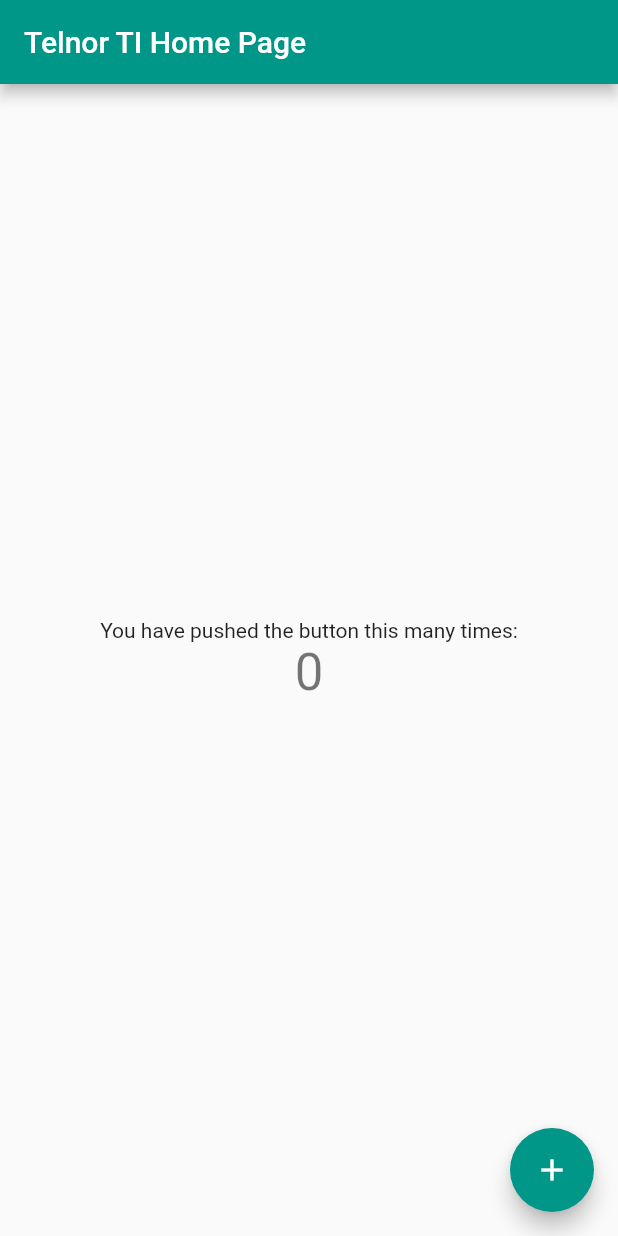
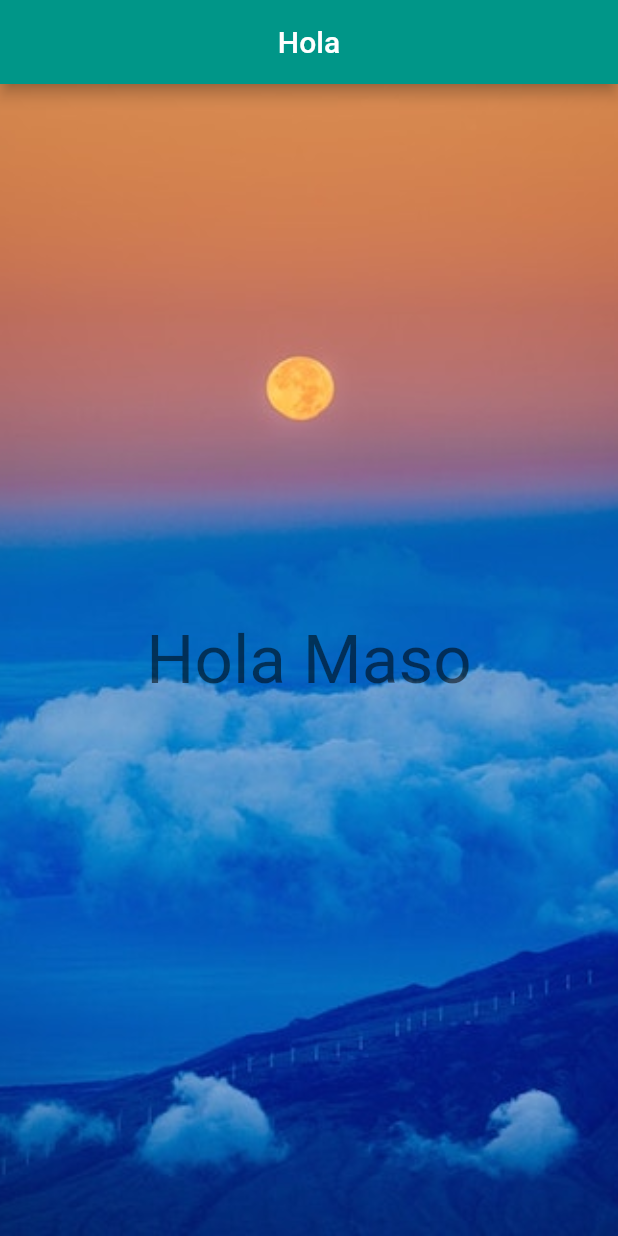
Before and after one commit to elmaso/hello_ti, a Flutter app: the screen it shows after launch, on a phone screen of 412 x 824 dp. Run offline on Flutter 3.47's test engine with Material 2 defaults, Android fonts, the phone set to English and light mode, and no system bars.

Commit message:
Quitamos MyHome por Home en su propia carpeta

```diff
--- a/lib/main.dart
+++ b/lib/main.dart
@@ -1,5 +1,6 @@
 import 'package:flutter/material.dart';
 import 'package:hello_ti/constants.dart';
+import 'package:hello_ti/screens/home/home.dart';
 
 void main() {
   runApp(MyApp());
@@ -15,57 +16,7 @@ class MyApp extends StatelessWidget {
         primarySwatch: kPrimaryColor,
         visualDensity: VisualDensity.adaptivePlatformDensity,
       ),
-      //TODO Separa nuestro home en su propia clase dentro de Screns
-      home: MyHomePage(title: 'Telnor TI Home Page'),
+      home: Home(),
     );
   }
 }
-
-//TODO Cambiar la clase inicial en un Statless widgets que tenga
-// Una imagen y un Texto
-class MyHomePage extends StatefulWidget {
-  MyHomePage({Key key, this.title}) : super(key: key);
-
-  final String title;
-
-  @override
-  _MyHomePageState createState() => _MyHomePageState();
-}
-
-class _MyHomePageState extends State<MyHomePage> {
-  int _counter = 0;
-
-  void _incrementCounter() {
-    setState(() {
-      _counter++;
-    });
-  }
-
-  @override
-  Widget build(BuildContext context) {
-    return Scaffold(
-      appBar: AppBar(
-        title: Text(widget.title),
-      ),
-      body: Center(
-        child: Column(
-          mainAxisAlignment: MainAxisAlignment.center,
-          children: <Widget>[
-            Text(
-              'You have pushed the button this many times:',
-            ),
-            Text(
-              '$_counter',
-              style: Theme.of(context).textTheme.headline4,
-            ),
-          ],
-        ),
-      ),
-      floatingActionButton: FloatingActionButton(
-        onPressed: _incrementCounter,
-        tooltip: 'Increment',
-        child: Icon(Icons.add),
-      ),
-    );
-  }
-}
--- /dev/null
+++ b/lib/screens/home/home.dart
@@ -0,0 +1,32 @@
+
+import 'package:flutter/material.dart';
+
+
+class Home extends StatelessWidget {
+  const Home({Key key}) : super(key: key);
+
+  @override
+  Widget build(BuildContext context) {
+    return Scaffold(
+      appBar: AppBar(
+        title: Text('Hola'),
+        centerTitle: true,
+      ),
+          body: Container(
+        child: Stack(
+          children: [
+            Image(image: AssetImage('assets/images/anton-repponen-99530-unsplash.jpg'),
+            fit: BoxFit.cover,
+            height: double.infinity,
+            ),
+            Center(child:
+            Text('Hola Maso',
+              style: Theme.of(context).textTheme.headline3,
+              ),
+              ),
+          ],
+        ),
+      ),
+    );
+  }
+}
```
